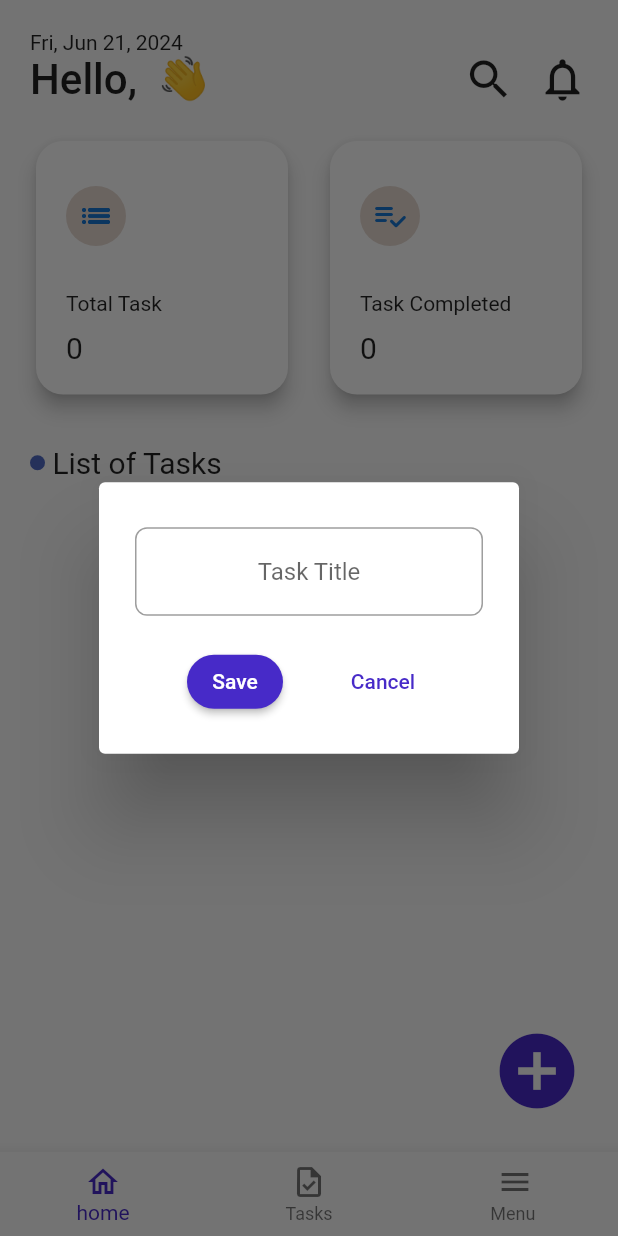
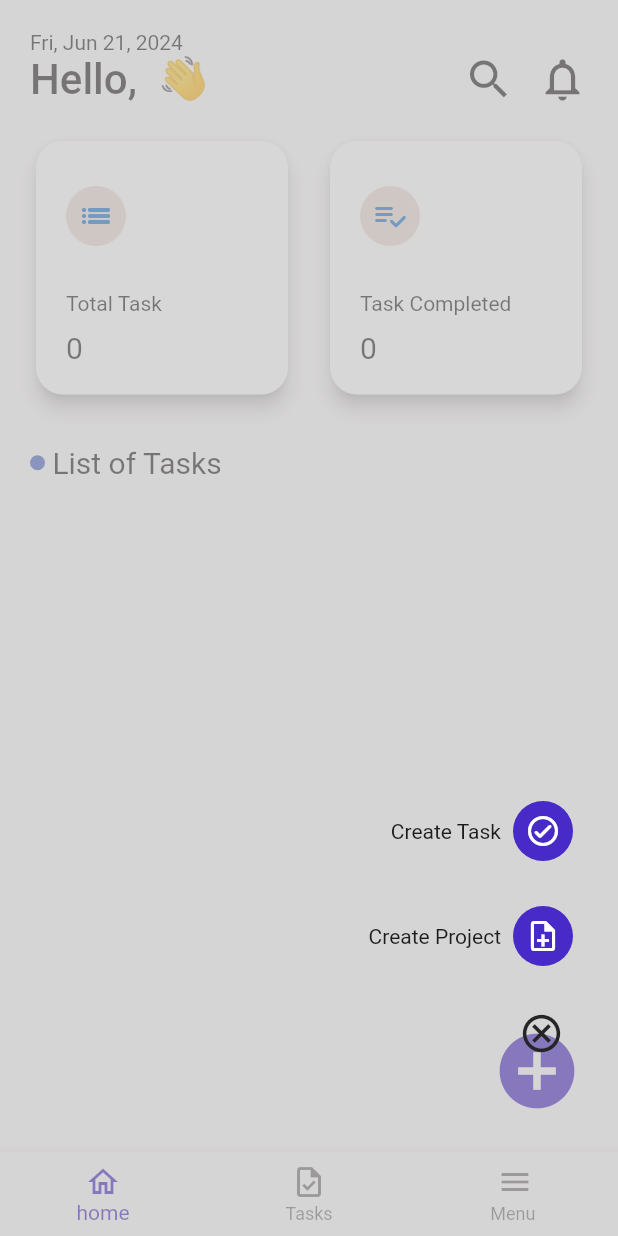
Before and after one commit to shonibaredavida/kodecamp-todo, a Flutter app: the HomePageScreen screen opened directly with empty values, after a tap on the "add circle" icon, on a phone screen of 412 x 824 dp. Run offline on Flutter 3.47's test engine with Material 2 defaults, Android fonts, the phone set to English and light mode, and no system bars.

Commit message:
overlay implemented

```diff
--- a/lib/home_page_screen.dart
+++ b/lib/home_page_screen.dart
@@ -4,6 +4,7 @@ import 'package:todo/functions/functions.dart';
 import 'package:todo/widgets/constants.dart';
 import 'package:todo/widgets/dialog_widget.dart';
 import 'package:todo/widgets/home_card_widget.dart';
+import 'package:todo/widgets/overlay_icon_widget.dart';
 import 'package:todo/widgets/task_enty_widget.dart';
 
 class HomePageScreen extends StatefulWidget {
@@ -62,6 +63,84 @@ class _HomePageScreenState extends State<HomePageScreen> {
       });
     }
 
+    void showScreenDialog(BuildContext context) {
+      showGeneralDialog(
+        context: context,
+        barrierDismissible: true,
+        barrierLabel:
+            MaterialLocalizations.of(context).modalBarrierDismissLabel,
+        barrierColor: const Color.fromARGB(137, 200, 197, 197),
+        transitionDuration: const Duration(milliseconds: 220),
+        pageBuilder: (BuildContext context, Animation animation,
+            Animation secondaryAnimation) {
+          return Scaffold(
+            backgroundColor: Colors.black87.withOpacity(0.04),
+            body: Stack(
+              children: [
+                //cancel dialog screen
+
+                Positioned(
+                    bottom: 230,
+                    right: 0,
+                    child: Padding(
+                      padding: EdgeInsets.only(right: 30.0),
+                      child: GestureDetector(
+                        onTap: () {
+                          Navigator.of(context).pop();
+                          showDialog(
+                              barrierDismissible: false,
+                              context: context,
+                              builder: (context) {
+                                return DialogWidget(
+                                  onCancel: () {
+                                    cancelNewTaskEntry(context, _newTaskName);
+                                  },
+                                  onSave: addTask,
+                                  newTaskController: _newTaskName,
+                                );
+                              });
+                        },
+                        child: const OverlayIcon(
+                          text: 'Create Task',
+                          icons: Icons.check_circle_outline_rounded,
+                        ),
+                      ),
+                    )),
+                Positioned(
+                  bottom: 120,
+                  right: 0,
+                  child: Padding(
+                    padding: EdgeInsets.only(right: 36.0),
+                    child: GestureDetector(
+                      onTap: () {
+                        Navigator.of(context).pop();
+                      },
+                      child: const Icon(
+                        Icons.cancel_outlined,
+                        size: 30,
+                        color: Color.fromARGB(255, 38, 37, 37),
+                      ),
+                    ),
+                  ),
+                ),
+                const Positioned(
+                  bottom: 160,
+                  right: 0,
+                  child: Padding(
+                    padding: EdgeInsets.only(right: 30.0),
+                    child: OverlayIcon(
+                      text: 'Create Project',
+                      icons: Icons.note_add_outlined,
+                    ),
+                  ),
+                ),
+              ],
+            ),
+          );
+        },
+      );
+    }
+
     return Scaffold(
       bottomNavigationBar:
           BottomNavigationBar(selectedItemColor: primaryColor, items: const [
@@ -89,7 +168,8 @@ class _HomePageScreenState extends State<HomePageScreen> {
           color: primaryColor,
         ),
         onPressed: () {
-          showDialog(
+          showScreenDialog(context);
+          /*   showDialog(
               barrierDismissible: false,
               context: context,
               builder: (context) {
@@ -100,7 +180,7 @@ class _HomePageScreenState extends State<HomePageScreen> {
                   onSave: addTask,
                   newTaskController: _newTaskName,
                 );
-              });
+              }); */
         },
       ),
       body: SafeArea(
--- /dev/null
+++ b/lib/widgets/overlay_icon_widget.dart
@@ -0,0 +1,30 @@
+import 'package:flutter/material.dart';
+import 'package:todo/widgets/constants.dart';
+
+class OverlayIcon extends StatelessWidget {
+  const OverlayIcon({super.key, required this.text, required this.icons});
+
+  final String text;
+  final IconData icons;
+  @override
+  Widget build(BuildContext context) {
+    return Padding(
+      padding: const EdgeInsets.only(bottom: 20),
+      child: Row(
+        children: [
+          Text(text),
+          const SizedBox(
+            width: 8,
+          ),
+          CircleAvatar(
+            backgroundColor: primaryColor,
+            child: Icon(
+              icons,
+              color: Colors.white,
+            ),
+          ),
+        ],
+      ),
+    );
+  }
+}
```
Also changed, not shown: mine/pubspec.lock (added).
